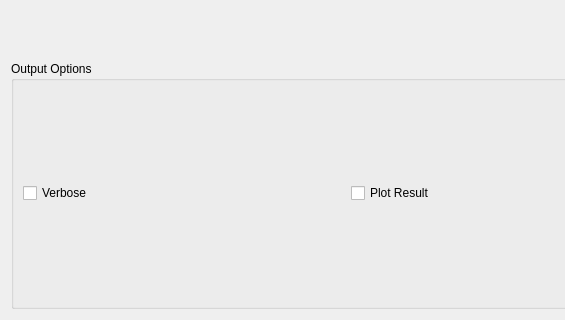
Above: Code/Mantid/MantidQt/CustomInterfaces/inc/MantidQtCustomInterfaces/JumpFit.ui from mantidproject/mantid before the change; both pictures show x 0 to 565 and y 252 to 572 of the 806 by 572 pixel window. Below: the same form after it.
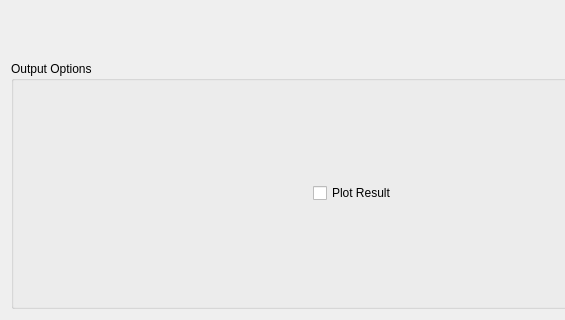
That is the form after the change. Custom widgets are drawn as their Qt base class.

Commit message:
Remove Verbose options from UI
Refs #10850

```diff
--- a/Code/Mantid/MantidQt/CustomInterfaces/inc/MantidQtCustomInterfaces/JumpFit.ui
+++ b/Code/Mantid/MantidQt/CustomInterfaces/inc/MantidQtCustomInterfaces/JumpFit.ui
@@ -170,16 +170,6 @@
         <string>Output Options</string>
        </property>
        <layout class="QHBoxLayout" name="horizontalLayout">
-        <item>
-         <widget class="QCheckBox" name="chkVerbose">
-          <property name="enabled">
-           <bool>true</bool>
-          </property>
-          <property name="text">
-           <string>Verbose</string>
-          </property>
-         </widget>
-        </item>
         <item>
          <spacer name="horizontalSpacer_17">
           <property name="orientation">
```
The commit also changes 25 other files.
